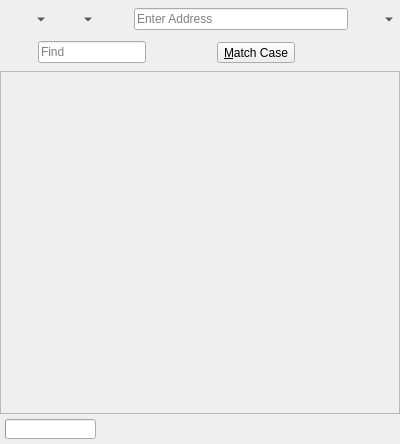
textbrowser/dooble, file 2.x/UI/dooble_page.ui: the form before one commit.
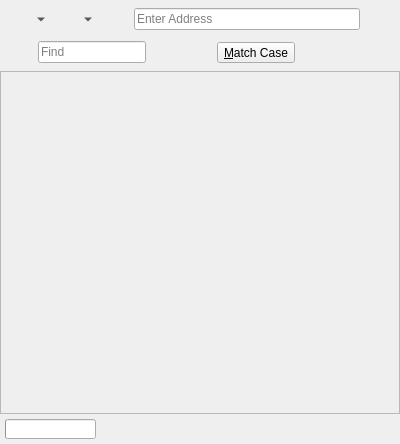
The form after the commit. Custom widgets are drawn as their Qt base class.

Commit message: Fancy popup menu.

The edit to the form file:
```diff
--- a/2.x/UI/dooble_page.ui
+++ b/2.x/UI/dooble_page.ui
@@ -124,9 +124,6 @@
          <height>22</height>
         </size>
        </property>
-       <property name="popupMode">
-        <enum>QToolButton::MenuButtonPopup</enum>
-       </property>
        <property name="autoRaise">
         <bool>true</bool>
        </property>
```
Left out of the diff: 4 changed lines with no effect on the pictures. The commit also changes 4 other files.
